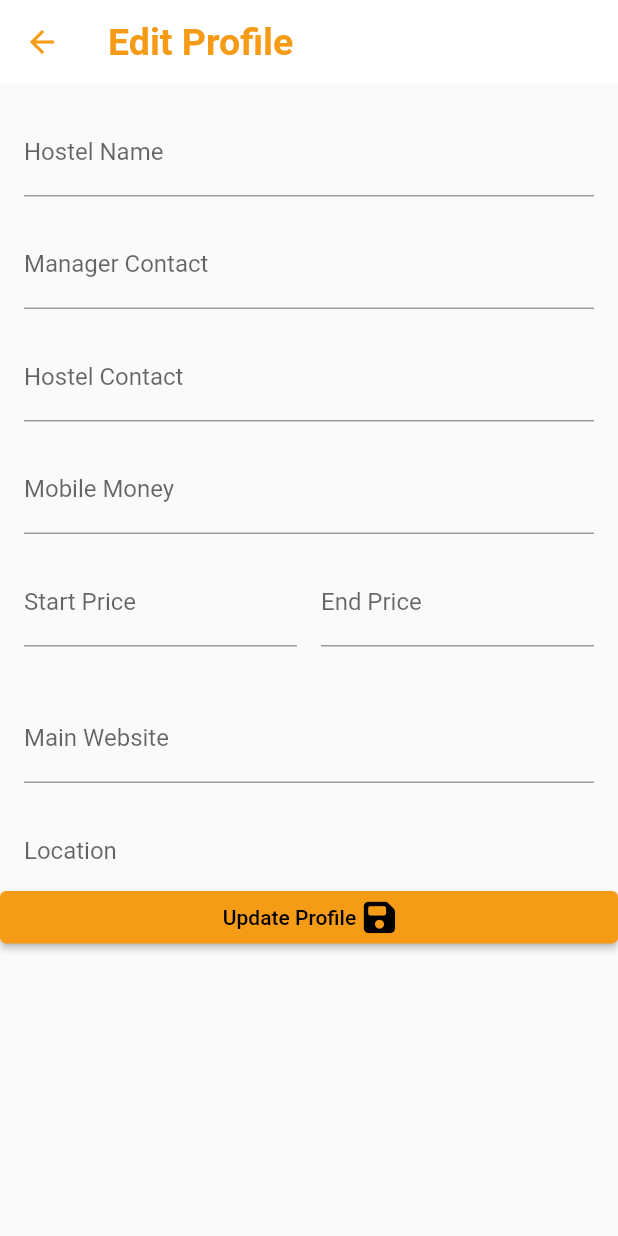
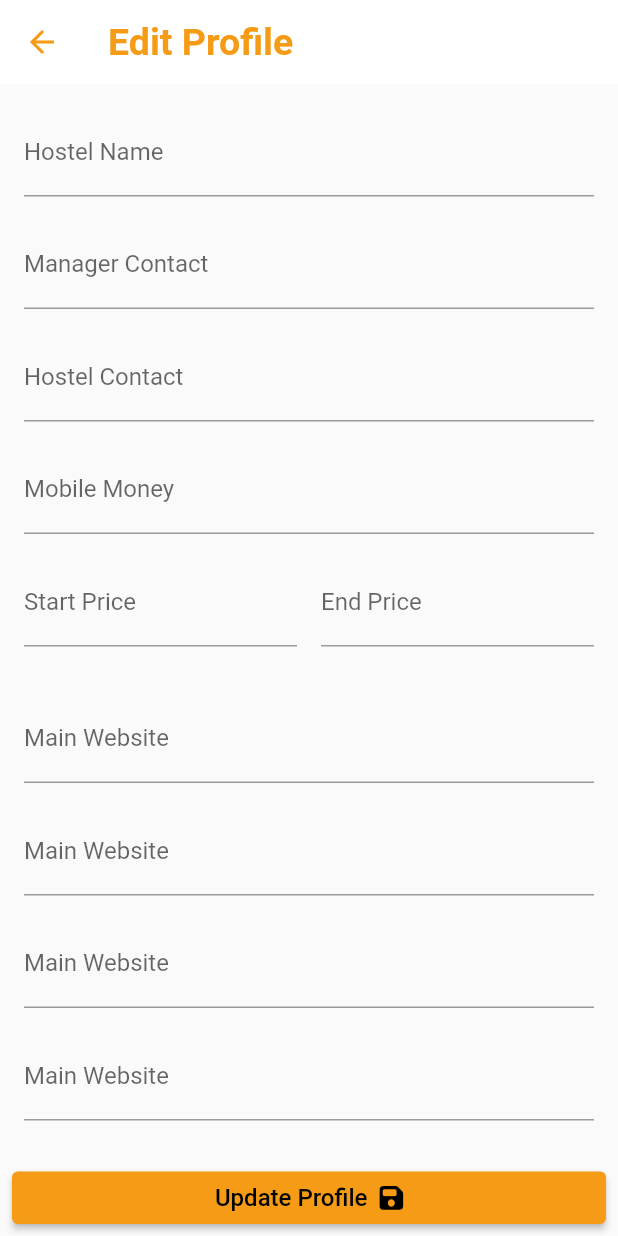
Before and after one commit to Codernointed/iremmiaa, a Flutter app: the EditProfilePage screen opened directly with empty values, on a phone screen of 412 x 824 dp. Run offline on Flutter 3.47's test engine with Material 2 defaults, Android fonts, the phone set to English and light mode, and no system bars; our stand-ins replace flutter_secure_storage, font_awesome_flutter, google_fonts; missing offline and left inert: qr_code_scanner; accounts and stored records are empty; network calls fail.

Commit message:
fixed the button at the bottom

```diff
--- a/lib/pages/edit_profile_page.dart
+++ b/lib/pages/edit_profile_page.dart
@@ -124,59 +124,53 @@ class _EditProfilePageState extends State<EditProfilePage> {
           ),
         ),
       ),
-      body: Stack(
+      body: Container(
+        height: double.infinity,
+        child: Column(
           children: [
-          SingleChildScrollView(
+            Expanded(
+              child: SingleChildScrollView(
                 padding: const EdgeInsets.all(16),
                 child: Column(
                   mainAxisAlignment: MainAxisAlignment.spaceEvenly,
                   children: [
                     _buildTextField('Hostel Name', hostelNameController),
-                _buildTextField('Manager Contact', managerContactController),
+                    _buildTextField(
+                        'Manager Contact', managerContactController),
                     _buildTextField('Hostel Contact', hostelContactController),
                     _buildTextField('Mobile Money', mobileMoneyController),
                     _buildPriceRangeFields(),
                     _buildTextField('Main Website', mainWebsiteController),
+                    _buildTextField('Main Website', mainWebsiteController),
+                    _buildTextField('Main Website', mainWebsiteController),
+                    _buildTextField('Main Website', mainWebsiteController),
+                    _buildTextField('Main Website', mainWebsiteController),
+                    _buildTextField('Main Website', mainWebsiteController),
                     _buildTextField('Location', locationController),
-                // const SizedBox(height: 20),
-                // SizedBox(
-                //   width: double.infinity,
-                //   height: 35,
-                //   child: ElevatedButton(
-                //     onPressed: updateProfile,
-                //     child: Row(
-                //       mainAxisSize: MainAxisSize.min,
-                //       children: [
-                //         Text('Update Profile', style: TextStyle(fontSize: 16)),
-                //         SizedBox(width: 5),
-                //         FaIcon(FontAwesomeIcons.solidFloppyDisk, size: 18),
-                //       ],
-                //     ),
-                //   ),
-                // ),
                   ],
                 ),
               ),
-          Positioned(
-            bottom: 0,
-            left: 0,
-            right: 0,
+            ),
+            Padding(
+              padding: const EdgeInsets.all(8.0),
               child: SizedBox(
+                width: double.infinity,
                 height: 35,
                 child: ElevatedButton(
                   onPressed: updateProfile,
                   child: Row(
                     mainAxisSize: MainAxisSize.min,
                     children: [
-                    Text('Update Profile'),
-                    SizedBox(width: 5),
-                    FaIcon(FontAwesomeIcons.solidFloppyDisk),
+                      Text('Update Profile', style: TextStyle(fontSize: 16)),
+                      SizedBox(width: 8),
+                      FaIcon(FontAwesomeIcons.solidFloppyDisk, size: 18),
                     ],
                   ),
                 ),
               ),
             ),
           ],
+        ),
       ),
     );
   }
```
Lines whose indentation alone changed are shown as unchanged.
